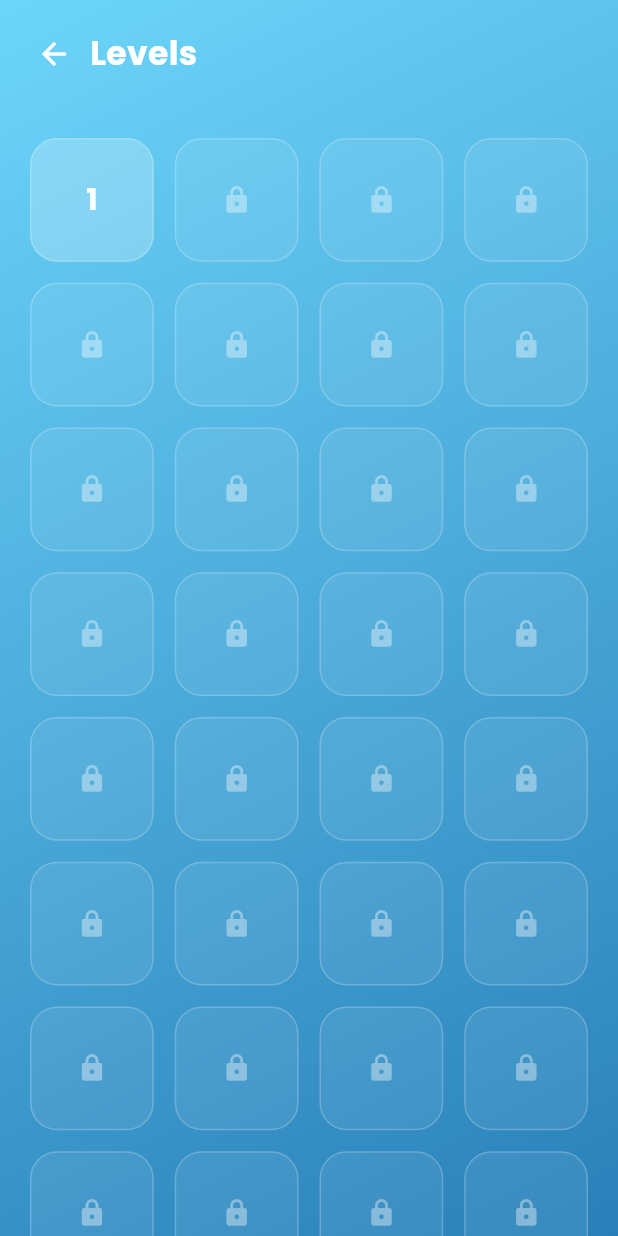
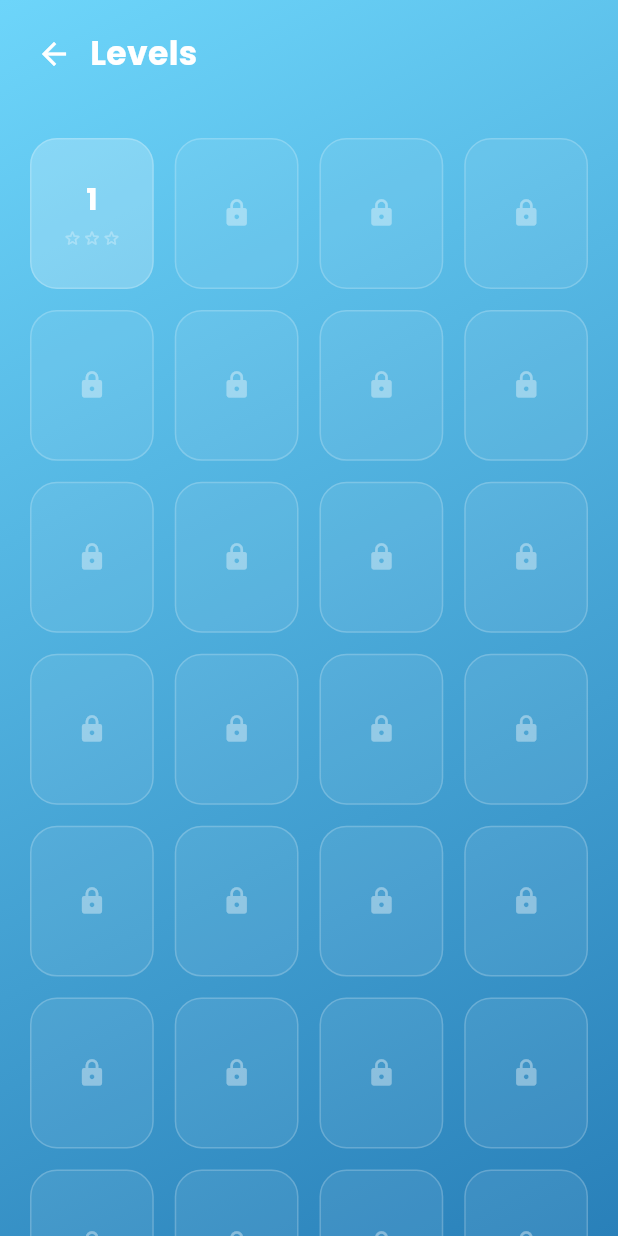
Before and after one commit to nortaip/puzzlegame, a Flutter app: the screen it shows after launch, after a tap on "Level Select", on a phone screen of 412 x 824 dp. Run offline on Flutter 3.47's test engine with Material 3 defaults, Android fonts, the phone set to English and light mode, and no system bars; our stand-ins replace audioplayers, confetti, connectivity_plus, flutter_riverpod, google_fonts, google_mobile_ads and 4 more; accounts and stored records are empty.

Commit message:
Show earned stars on each level-select tile
Level Select now loads per-level results from the local store and renders the
stars earned (0–3) under each unlocked level's number, refreshing when you
return from playing a level.

```diff
--- a/lib/features/level_select/level_select_screen.dart
+++ b/lib/features/level_select/level_select_screen.dart
@@ -4,18 +4,41 @@ import 'package:flutter_riverpod/flutter_riverpod.dart';
 import '../../game/themes/environment_theme.dart';
 import '../../state/level_loader.dart';
 import '../../state/player_controller.dart';
+import '../../state/providers.dart';
 import '../../widgets/gradient_background.dart';
 import '../game/game_screen.dart';
 
 /// A scrollable map of levels. Levels up to the player's current progress are
-/// unlocked; the rest are locked until reached.
-class LevelSelectScreen extends ConsumerWidget {
+/// unlocked; each shows the stars earned on it.
+class LevelSelectScreen extends ConsumerStatefulWidget {
   const LevelSelectScreen({super.key});
 
   static const int _visibleLevels = 120;
 
   @override
-  Widget build(BuildContext context, WidgetRef ref) {
+  ConsumerState<LevelSelectScreen> createState() => _LevelSelectScreenState();
+}
+
+class _LevelSelectScreenState extends ConsumerState<LevelSelectScreen> {
+  /// Maps level number → stars earned (0..3).
+  Map<int, int> _stars = {};
+
+  @override
+  void initState() {
+    super.initState();
+    _loadStars();
+  }
+
+  Future<void> _loadStars() async {
+    final progress = await ref.read(localStoreProvider).allProgress();
+    if (!mounted) return;
+    setState(() {
+      _stars = {for (final p in progress) p.levelNumber: p.stars};
+    });
+  }
+
+  @override
+  Widget build(BuildContext context) {
     final profile = ref.watch(playerControllerProvider);
     final theme = EnvironmentTheme.byIndex(profile.activeThemeIndex);
     final unlocked = profile.currentLevel;
@@ -50,22 +73,17 @@ class LevelSelectScreen extends ConsumerWidget {
                     crossAxisCount: 4,
                     mainAxisSpacing: 14,
                     crossAxisSpacing: 14,
+                    childAspectRatio: 0.82,
                   ),
-                  itemCount: _visibleLevels,
+                  itemCount: LevelSelectScreen._visibleLevels,
                   itemBuilder: (context, index) {
                     final number = index + 1;
                     final isUnlocked = number <= unlocked;
                     return _LevelTile(
                       number: number,
                       unlocked: isUnlocked,
-                      onTap: isUnlocked
-                          ? () {
-                              final lvl =
-                                  ref.read(levelLoaderProvider).load(number);
-                              Navigator.of(context).push(MaterialPageRoute(
-                                  builder: (_) => GameScreen(level: lvl)));
-                            }
-                          : null,
+                      stars: _stars[number] ?? 0,
+                      onTap: isUnlocked ? () => _play(number) : null,
                     );
                   },
                 ),
@@ -76,17 +94,27 @@ class LevelSelectScreen extends ConsumerWidget {
       ),
     );
   }
+
+  Future<void> _play(int number) async {
+    final lvl = ref.read(levelLoaderProvider).load(number);
+    await Navigator.of(context)
+        .push(MaterialPageRoute(builder: (_) => GameScreen(level: lvl)));
+    // Refresh stars after returning from a play session.
+    await _loadStars();
+  }
 }
 
 class _LevelTile extends StatelessWidget {
   const _LevelTile({
     required this.number,
     required this.unlocked,
+    required this.stars,
     this.onTap,
   });
 
   final int number;
   final bool unlocked;
+  final int stars;
   final VoidCallback? onTap;
 
   @override
@@ -99,16 +127,42 @@ class _LevelTile extends StatelessWidget {
           borderRadius: BorderRadius.circular(18),
           border: Border.all(color: Colors.white.withOpacity(0.2)),
         ),
-        child: Center(
-          child: unlocked
-              ? Text('$number',
+        child: Column(
+          mainAxisAlignment: MainAxisAlignment.center,
+          children: [
+            if (unlocked) ...[
+              Text('$number',
                   style: const TextStyle(
                       color: Colors.white,
                       fontSize: 20,
-                      fontWeight: FontWeight.w700))
-              : const Icon(Icons.lock, color: Colors.white38, size: 20),
+                      fontWeight: FontWeight.w700)),
+              const SizedBox(height: 4),
+              _StarRow(stars: stars),
+            ] else
+              const Icon(Icons.lock, color: Colors.white38, size: 20),
+          ],
         ),
       ),
     );
   }
 }
+
+class _StarRow extends StatelessWidget {
+  const _StarRow({required this.stars});
+  final int stars;
+
+  @override
+  Widget build(BuildContext context) {
+    return Row(
+      mainAxisAlignment: MainAxisAlignment.center,
+      children: List.generate(3, (i) {
+        final earned = i < stars;
+        return Icon(
+          earned ? Icons.star_rounded : Icons.star_outline_rounded,
+          size: 13,
+          color: earned ? const Color(0xFFFFD54F) : Colors.white30,
+        );
+      }),
+    );
+  }
+}
```
